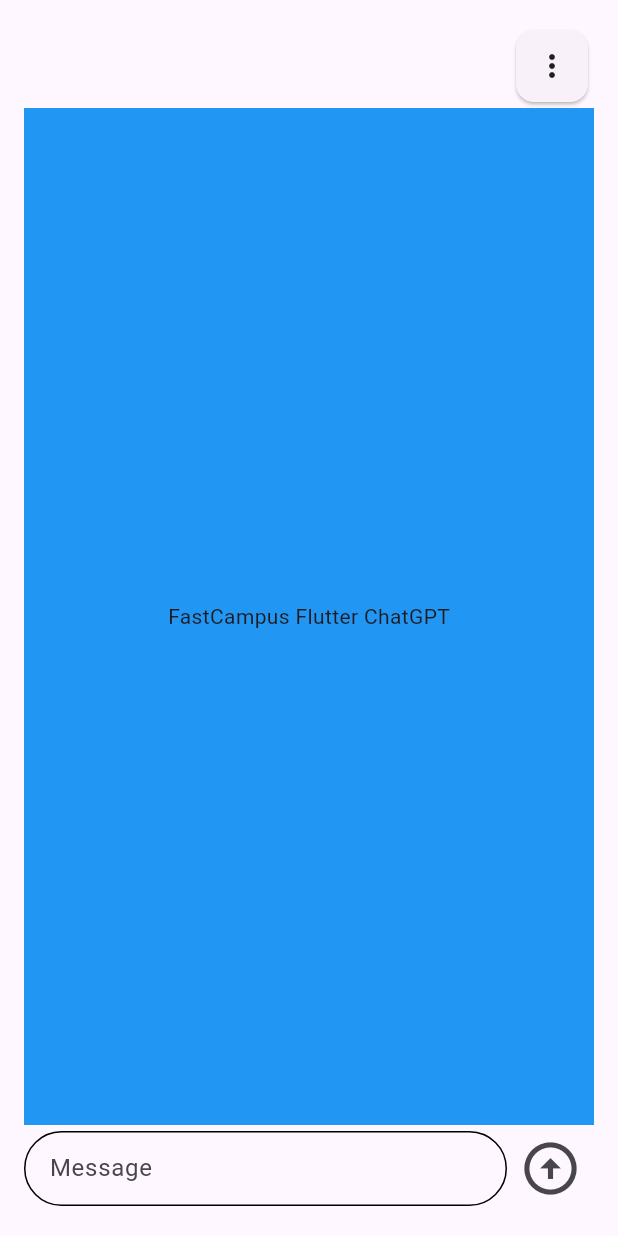
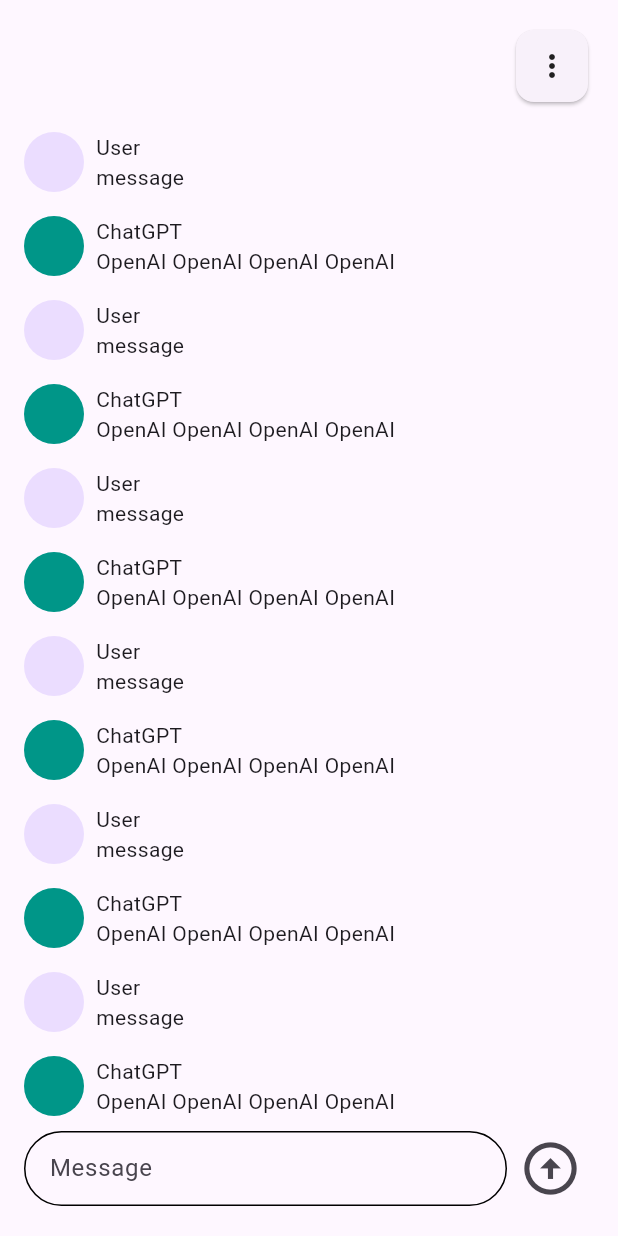
Before and after one commit to ah3243/flutter_chatgpt_app, a Flutter app: the screen it shows after launch, on a phone screen of 412 x 824 dp. Run offline on Flutter 3.47's test engine with Material 2 defaults, Android fonts, the phone set to English and light mode, and no system bars.

Commit message:
feat: complete chat widget implementation
Implemented the chat widget in the main screen. The chat interface now displays a list of messages with alternating user and ChatGPT messages. Each message is accompanied by an avatar to distinguish between the user and ChatGPT. The chat input field remains at the bottom, allowing users to type and send messages.

```diff
--- a/lib/main.dart
+++ b/lib/main.dart
@@ -36,11 +36,15 @@ class _MyHomePageState extends State<MyHomePage> {
   TextEditingController messageTextController = TextEditingController();
 
   static const String _kStrings = 'FastCampus Flutter ChatGPT';
+
   String get _currentString => _kStrings;
+
+  ScrollController scrollController = ScrollController();
 
   @override
   void dispose() {
     messageTextController.dispose();
+    scrollController.dispose();
     super.dispose();
   }
 
@@ -60,11 +64,20 @@ class _MyHomePageState extends State<MyHomePage> {
                     itemBuilder: (context) {
                       return [
                         const PopupMenuItem(
-                            child: ListTile(title: Text('History'))),
+                          child: ListTile(
+                            title: Text('History'),
+                          ),
+                        ),
                         const PopupMenuItem(
-                            child: ListTile(title: Text('Settings'))),
+                          child: ListTile(
+                            title: Text('Settings'),
+                          ),
+                        ),
                         const PopupMenuItem(
-                            child: ListTile(title: Text('New chat'))),
+                          child: ListTile(
+                            title: Text('New chat'),
+                          ),
+                        ),
                       ];
                     },
                   ),
@@ -72,8 +85,48 @@ class _MyHomePageState extends State<MyHomePage> {
               ),
               Expanded(
                 child: Container(
-                  color: Colors.blue,
-                  child: const Center(child: Text(_kStrings)),
+                  // color: Colors.blue,
+                  // child: const Center(child: Text(_kStrings)),
+                  child: ListView.builder(
+                    itemCount: 100,
+                    itemBuilder: (context, index) {
+                      if (index % 2 == 0) {
+                        return const Padding(
+                          padding: EdgeInsets.symmetric(vertical: 16),
+                          child: Row(
+                            children: [
+                              CircleAvatar(),
+                              SizedBox(width: 8),
+                              Expanded(
+                                child: Column(
+                                  crossAxisAlignment: CrossAxisAlignment.start,
+                                  children: [
+                                    Text('User'),
+                                    Text('message'),
+                                  ],
+                                ),
+                              )
+                            ],
+                          ),
+                        );
+                      }
+                      return const Row(
+                        children: [
+                          CircleAvatar(backgroundColor: Colors.teal),
+                          SizedBox(width: 8),
+                          Expanded(
+                            child: Column(
+                              crossAxisAlignment: CrossAxisAlignment.start,
+                              children: [
+                                Text('ChatGPT'),
+                                Text('OpenAI OpenAI OpenAI OpenAI'),
+                              ],
+                            ),
+                          )
+                        ],
+                      );
+                    },
+                  ),
                 ),
               ),
               Dismissible(
@@ -86,7 +139,9 @@ class _MyHomePageState extends State<MyHomePage> {
                 },
                 background: const Row(
                   crossAxisAlignment: CrossAxisAlignment.center,
-                  children: [Text('New chat')],
+                  children: [
+                    Text('New chat'),
+                  ],
                 ),
                 confirmDismiss: (direction) async {
                   if (direction == DismissDirection.startToEnd) {
```
